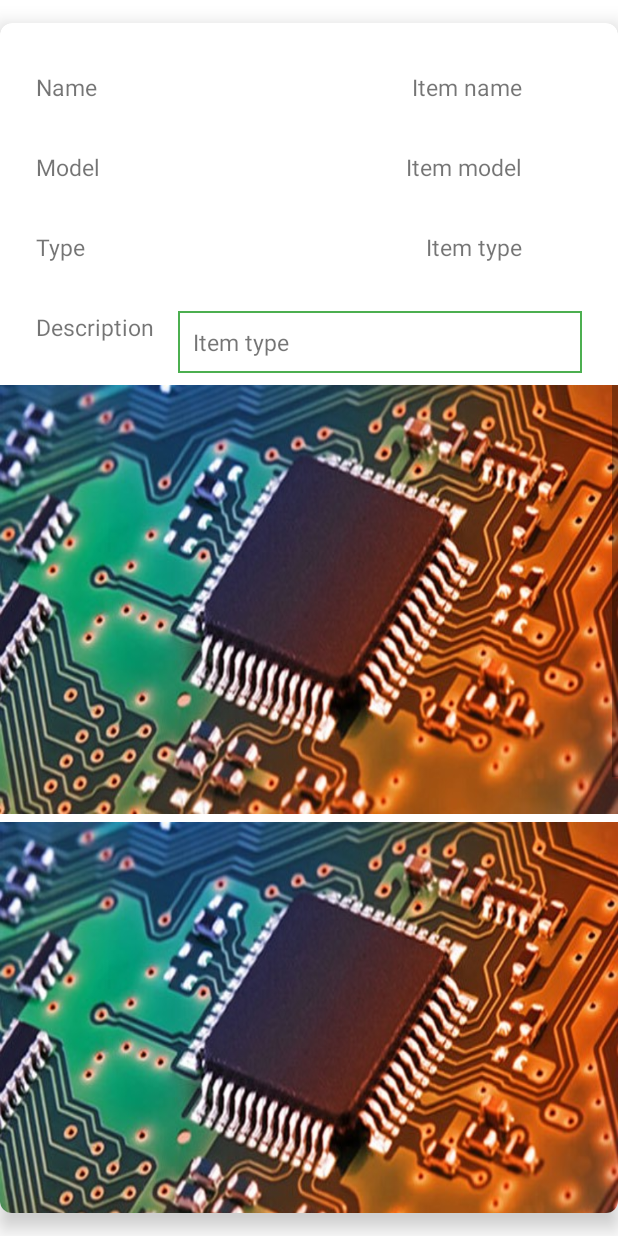
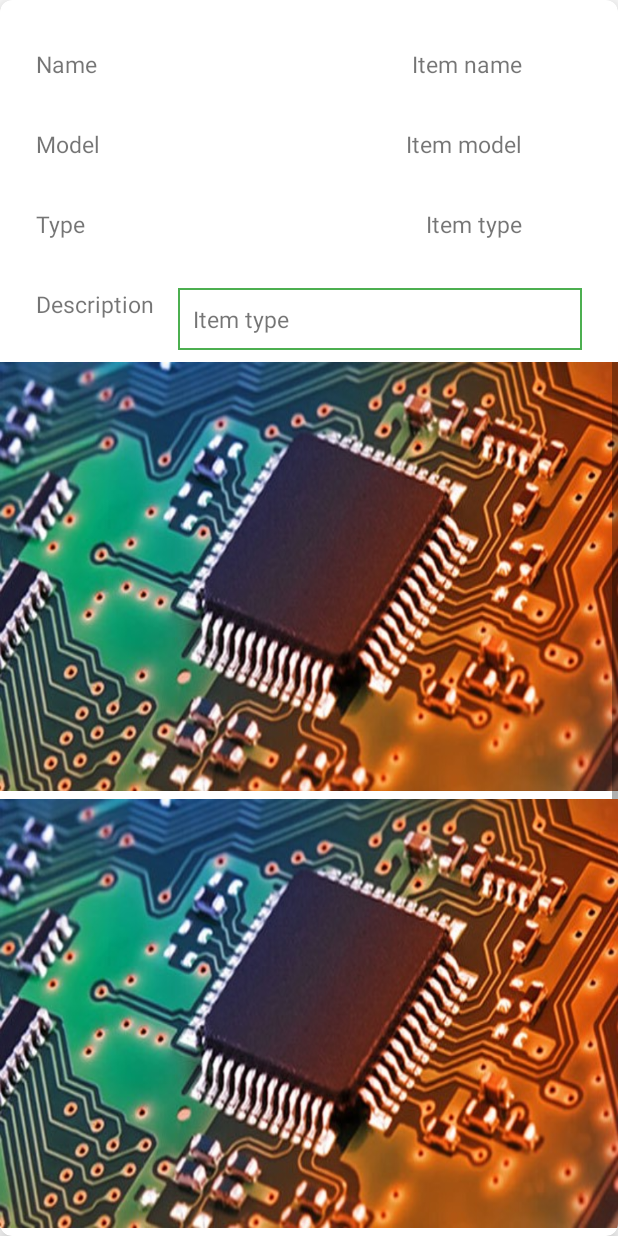
Before and after one commit to Willz01/E-waste-management, an Android app: the layout fragment_item.xml on its own in the app's theme, with its tools: preview values and no code run, on a phone screen of 412 x 824 dp. Run offline under Robolectric (Android 15) with nearby library versions, the phone set to English and light mode, and no system bars.

```diff
--- a/app/src/main/res/layout/fragment_item.xml
+++ b/app/src/main/res/layout/fragment_item.xml
@@ -10,8 +10,6 @@
     <androidx.cardview.widget.CardView
         android:layout_width="match_parent"
         android:layout_height="0dp"
-        android:layout_marginTop="15dp"
-        android:layout_marginBottom="15dp"
         android:background="@null"
         app:cardCornerRadius="8dp"
         app:cardElevation="8dp"
@@ -161,28 +159,28 @@
                         android:id="@+id/image2"
                         android:layout_width="match_parent"
                         android:layout_height="286dp"
+                        android:layout_marginBottom="5dp"
+                        android:contentDescription="IMAGE 2"
                         android:scaleType="fitXY"
-                        android:src="@drawable/login_background"
-                        android:contentDescription="IMAGE 2"
-                        android:layout_marginBottom="5dp"/>
+                        android:src="@drawable/login_background" />
 
                     <ImageView
                         android:id="@+id/image3"
                         android:layout_width="match_parent"
                         android:layout_height="286dp"
+                        android:layout_marginBottom="5dp"
+                        android:contentDescription="IMAGE 3"
                         android:scaleType="fitXY"
-                        android:src="@drawable/login_background"
-                        android:contentDescription="IMAGE 3"
-                        android:layout_marginBottom="5dp"/>
+                        android:src="@drawable/login_background" />
 
                     <ImageView
                         android:id="@+id/image4"
                         android:layout_width="match_parent"
                         android:layout_height="286dp"
+                        android:layout_marginBottom="5dp"
+                        android:contentDescription="IMAGE 4"
                         android:scaleType="fitXY"
-                        android:src="@drawable/login_background"
-                        android:contentDescription="IMAGE 4"
-                        android:layout_marginBottom="5dp"/>
+                        android:src="@drawable/login_background" />
                 </LinearLayout>
             </ScrollView>
 
--- a/app/src/main/res/layout/home_fragment.xml
+++ b/app/src/main/res/layout/home_fragment.xml
@@ -15,7 +15,6 @@
         android:layout_width="386dp"
         android:layout_height="0dp"
         android:layout_marginTop="32dp"
-        android:layout_marginBottom="32dp"
         app:layout_constraintBottom_toBottomOf="parent"
         app:layout_constraintEnd_toEndOf="parent"
         app:layout_constraintStart_toStartOf="parent"
```
